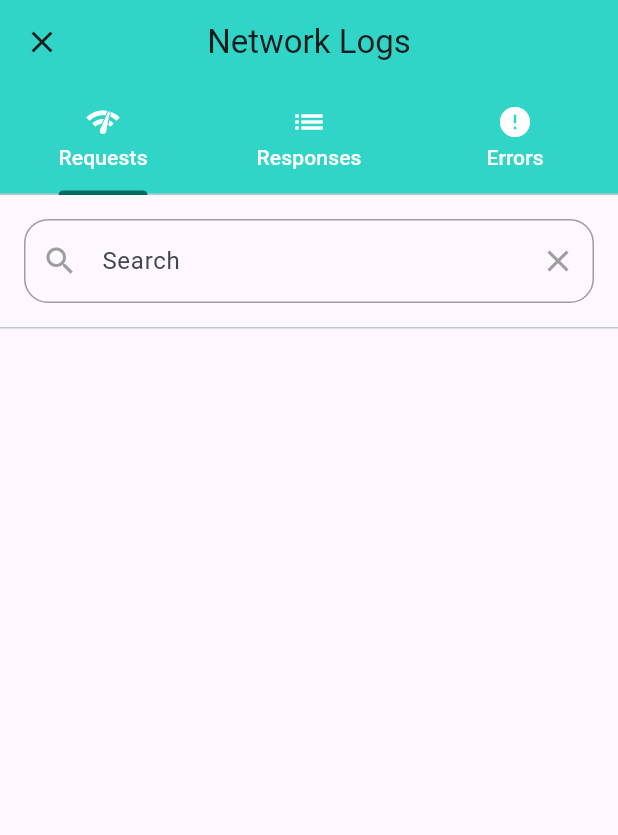
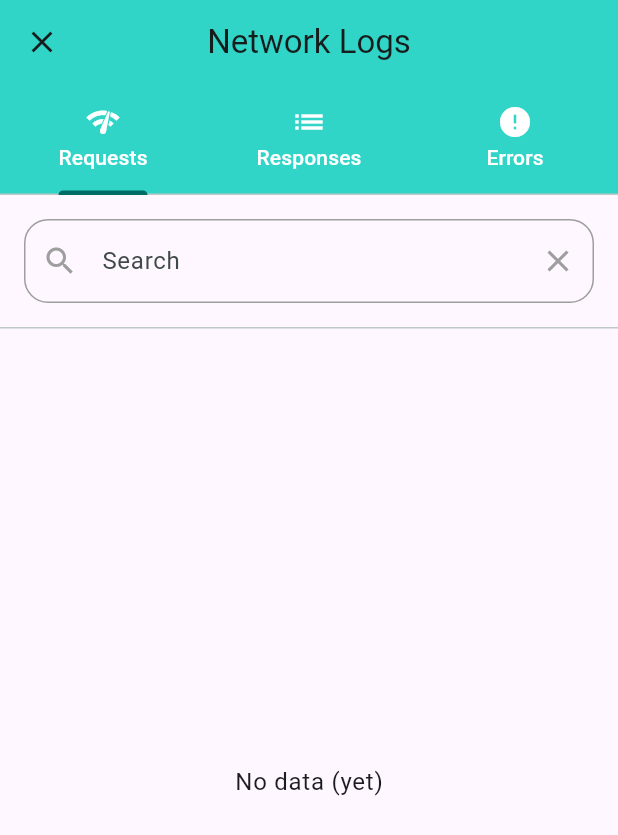
Before and after one commit to gokhancvs/fancy_dio_inspector, a Flutter app: the screen it shows after launch, after a tap on "Open FancyDioInspectorView", on a phone screen of 412 x 824 dp. Shown: the top 835 px of the screen. Run offline on Flutter 3.47's test engine with Material 3 defaults, Android fonts, the phone set to English and light mode, and no system bars; our stand-ins replace dio.

Commit message:
Add info text for no data and no search results

```diff
--- a/lib/src/l10n/fancy_strings.dart
+++ b/lib/src/l10n/fancy_strings.dart
@@ -25,4 +25,7 @@ mixin FancyStrings {
   static const String copy = 'Copy';
   static const String copied = 'Copied';
   static const String cURLCopied = 'cURL Copied';
+
+  static const String noDataYet = 'No data (yet)';
+  static const String noSearchResults = 'No search results';
 }
--- a/lib/src/models/fancy_dio_inspector/fancy_dio_inspector_l10n_options.dart
+++ b/lib/src/models/fancy_dio_inspector/fancy_dio_inspector_l10n_options.dart
@@ -55,6 +55,14 @@ class FancyDioInspectorL10nOptions {
   /// `ERROR BODY`.
   final String errorTitleText;
 
+  /// [noDataYetText] is used when there is no data yet. Defaults to
+  ///  `No data yet`.
+  final String noDataYetText;
+
+  /// [noSearchResultsText] is used when there are no search results. Defaults
+  /// to `No search results`.
+  final String noSearchResultsText;
+
   const FancyDioInspectorL10nOptions({
     this.appBarText = FancyStrings.appBarText,
     this.requestsText = FancyStrings.requests,
@@ -70,5 +78,7 @@ class FancyDioInspectorL10nOptions {
     this.headersTitleText = FancyStrings.headersTitle,
     this.responseTitleText = FancyStrings.responseTitle,
     this.errorTitleText = FancyStrings.errorTitle,
+    this.noDataYetText = FancyStrings.noDataYet,
+    this.noSearchResultsText = FancyStrings.noSearchResults,
   });
 }
--- a/lib/src/ui/widgets/fancy_dio_tab_view.dart
+++ b/lib/src/ui/widgets/fancy_dio_tab_view.dart
@@ -53,9 +53,24 @@ class _FancyDioTabViewState<T extends NetworkBaseModel>
           const Divider(height: 1),
         ],
         Expanded(
-          child: ListView.separated(
+          child: widget.components.isEmpty
+              ? Center(
+                  child: Text(
+                    widget.l10nOptions.noDataYetText,
+                    style: Theme.of(context).textTheme.bodyLarge,
+                  ),
+                )
+              : filteredComponents.isEmpty
+                  ? Center(
+                      child: Text(
+                        widget.l10nOptions.noSearchResultsText,
+                        style: Theme.of(context).textTheme.bodyLarge,
+                      ),
+                    )
+                  : ListView.separated(
                       itemCount: filteredComponents.length,
-            separatorBuilder: (context, index) => const Divider(height: 8),
+                      separatorBuilder: (context, index) =>
+                          const Divider(height: 8),
                       itemBuilder: (context, index) {
                         final filteredComponent = filteredComponents[index];
 
```
Also changed, not shown: 1 other file. Lines whose indentation alone changed are shown as unchanged.
